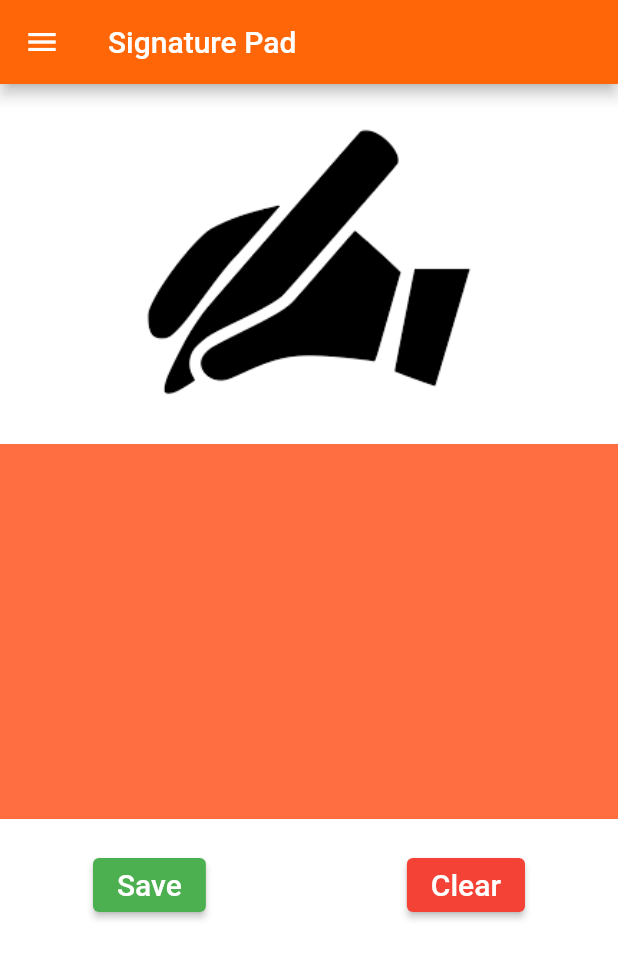
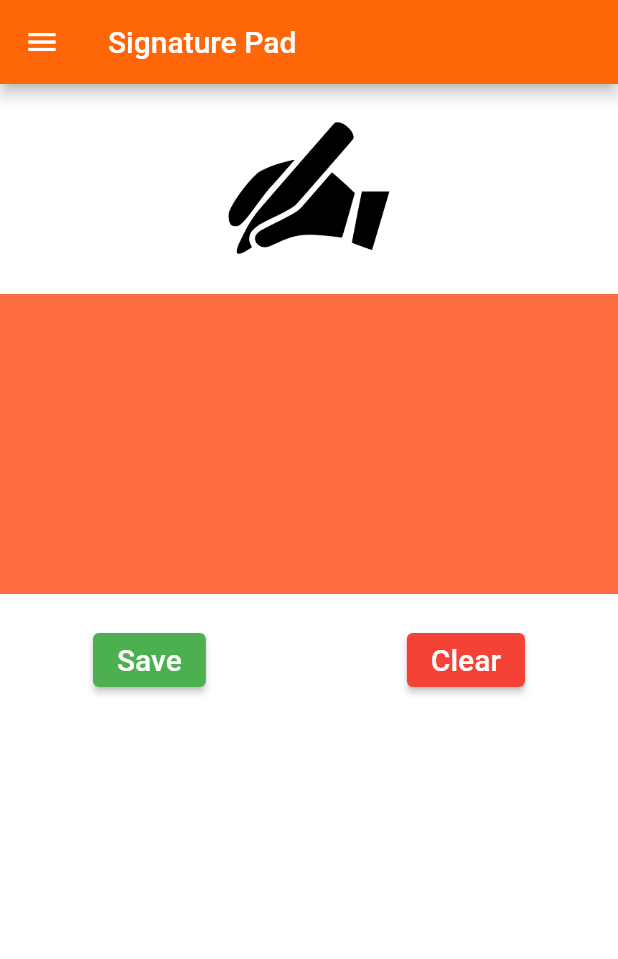
Before and after one commit to SherazJamil/Signature-App-in-Flutter, a Flutter app: the screen it shows after launch, on a phone screen of 412 x 824 dp. Shown: the top 959 px of the screen. Run offline on Flutter 3.47's test engine with Material 2 defaults, Android fonts, the phone set to English and light mode, and no system bars; drawn by our look-alikes of signature; our stand-ins replace font_awesome_flutter; missing offline and left inert: splash_screen_view.

Commit message:
SingleChildScrollView Update

```diff
--- a/signature_app/lib/Screens/HomeScreen.dart
+++ b/signature_app/lib/Screens/HomeScreen.dart
@@ -31,13 +31,14 @@ class _HomescreenState extends State<Homescreen> {
           style: TextStyle(color: Colors.white),
         ),
       ),
-      body: Column(
+      body: SingleChildScrollView(
+        child: Column(
           crossAxisAlignment: CrossAxisAlignment.center,
           mainAxisAlignment: MainAxisAlignment.start,
           children: [
-          Padding(padding: EdgeInsets.fromLTRB(0, 20, 0, 0)),
+            const Padding(padding: EdgeInsets.fromLTRB(0, 20, 0, 0)),
             Container(
-            height: 200,
+              height: 100,
               decoration: const BoxDecoration(
                 image: DecorationImage(image: AssetImage('assets/Logo.png'))
               ),
@@ -47,8 +48,8 @@ class _HomescreenState extends State<Homescreen> {
             ),
             Signature(
               controller: controller,
-            height: 250,
-            width: 700,
+              height: 200,
+              width: 500,
               backgroundColor: Colors.deepOrangeAccent,
             ),
             const SizedBox(
@@ -100,7 +101,11 @@ class _HomescreenState extends State<Homescreen> {
                 child: const Text('Clear',
                     style: TextStyle(color: Colors.white, fontSize: 20)),
               ),
+            const SizedBox(
+              height: 30,
+            ),
           ],
+        ),
       ),
     );
   }
```
Lines whose indentation alone changed are shown as unchanged.
